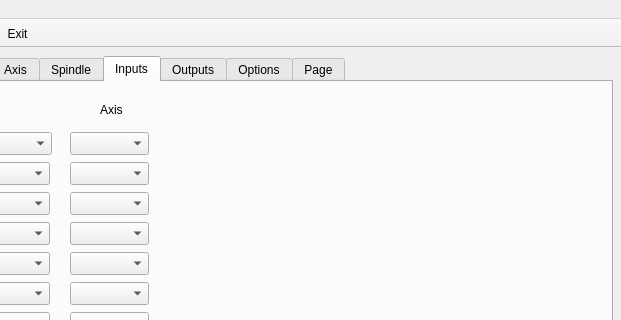
Qt form 7i96.ui (snelweg/7i96) before a commit; both pictures show x 150 to 771 and y 0 to 320 of the 771 by 646 pixel window.
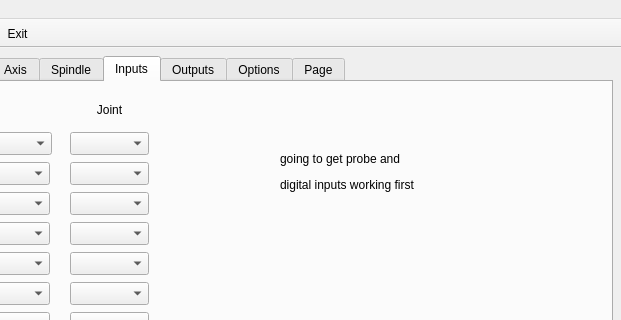
The same form after that commit. The open tabs and pages were chosen to show the change.

Commit message: add inputs to the configuation wizard

Patch:
```diff
--- a/7i96.ui
+++ b/7i96.ui
@@ -4217,14 +4217,17 @@
        <widget class="QLabel" name="label_29">
         <property name="geometry">
          <rect>
-          <x>240</x>
+          <x>220</x>
           <y>20</y>
           <width>59</width>
           <height>15</height>
          </rect>
         </property>
         <property name="text">
-         <string>Axis</string>
+         <string>Joint</string>
+        </property>
+        <property name="alignment">
+         <set>Qt::AlignCenter</set>
         </property>
        </widget>
        <widget class="QComboBox" name="inputaxis_0">
@@ -4337,6 +4340,19 @@
          </rect>
         </property>
        </widget>
+       <widget class="QLabel" name="label_142">
+        <property name="geometry">
+         <rect>
+          <x>420</x>
+          <y>60</y>
+          <width>181</width>
+          <height>61</height>
+         </rect>
+        </property>
+        <property name="text">
+         <string>&lt;html&gt;&lt;head/&gt;&lt;body&gt;&lt;p&gt;going to get probe and&lt;/p&gt;&lt;p&gt;digital inputs working first&lt;/p&gt;&lt;/body&gt;&lt;/html&gt;</string>
+        </property>
+       </widget>
       </widget>
       <widget class="QWidget" name="outputs">
        <attribute name="title">
```
Left out of the diff: 44 changed lines with no effect on the pictures. The commit also changes 6 other files.
